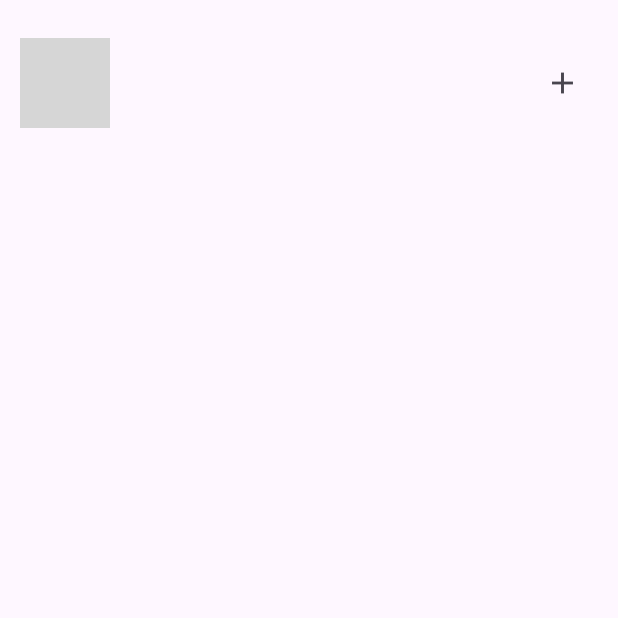
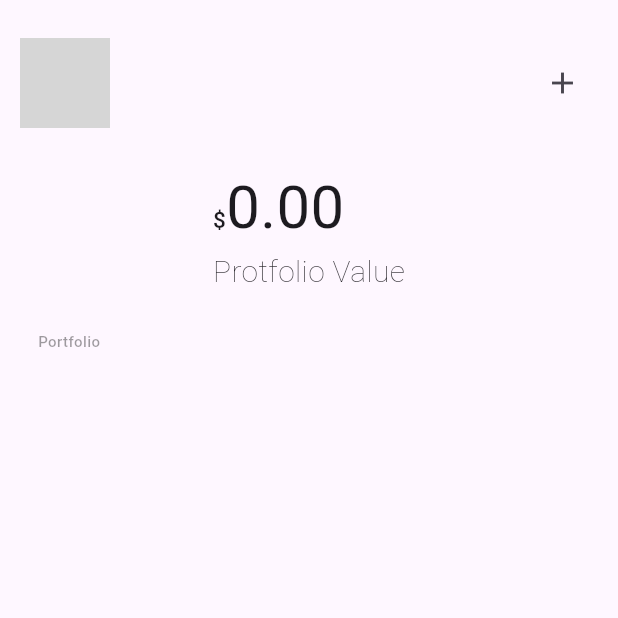
Before and after one commit to vortexyj/getxproject, a Flutter app: the screen it shows after launch, on a phone screen of 412 x 824 dp, the top half of it. Run offline on Flutter 3.47's test engine with Material 3 defaults, Android fonts, the phone set to English and light mode, and no system bars; our stand-ins replace dio, get; network calls fail; grey boxes are pictures that could not be loaded.

Commit message:
application done

```diff
--- a/lib/controller/assetscontroller.dart
+++ b/lib/controller/assetscontroller.dart
@@ -0,0 +1,54 @@
+
+import 'package:get/get.dart';
+import 'package:getxproject/models/api_response.dart';
+import 'package:getxproject/models/coin_data.dart';
+import 'package:getxproject/models/tracked_asset.dart';
+import 'package:getxproject/services/httpservices.dart';
+
+class AssetsController extends GetxController {
+  RxList<TrackedAsset> trackedAsset = <TrackedAsset>[].obs;
+  RxList<CoinData> coindata = <CoinData>[].obs;
+  RxBool isloading = false.obs;
+  @override
+  void onInit() {
+    super.onInit();
+    _getAssets();
+  }
+
+  Future<void> _getAssets() async {
+    isloading.value = true;
+    Httpservices httpservices = Get.find();
+    var responseData = await httpservices.get('currencies');
+    CurrenciesListAPIResponse currenciesListAPIResponse =
+        CurrenciesListAPIResponse.fromJson(responseData);
+    coindata.value = currenciesListAPIResponse.data ?? [];
+    isloading.value = false;
+  }
+
+  void addTrackedAssets(String name, double amount) {
+    trackedAsset.add(TrackedAsset(name: name, amount: amount));
+  }
+
+  double getProtofolioValue() {
+    if (coindata.isEmpty) {
+      return 0;
+    } else if (trackedAsset.isEmpty) {
+      return 0;
+    } else {
+      double value = 0;
+      for (TrackedAsset asset in trackedAsset) {
+        value += _getAssetsPrice(asset.name!) * asset.amount!;
+      }
+      return value;
+    }
+  }
+
+  double _getAssetsPrice(String name) {
+    CoinData? data = getCoinData(name);
+    return data?.values?.uSD?.price?.toDouble() ?? 0;
+  }
+
+  CoinData? getCoinData(String name) {
+    return coindata.firstWhereOrNull((e) => e.name == name);
+  }
+}
--- a/lib/controller/assistdialogcontroller.dart
+++ b/lib/controller/assistdialogcontroller.dart
@@ -2,7 +2,7 @@ import 'package:get/get.dart';
 import 'package:getxproject/models/api_response.dart';
 import 'package:getxproject/services/httpservices.dart';
 
-class AssistDialogController extends GetxController {
+class AssetsDialogController extends GetxController {
   RxBool loading = false.obs;
   RxList<String> assets = <String>[].obs;
   RxString selectedAsset = "BitCoins".obs;
--- a/lib/main.dart
+++ b/lib/main.dart
@@ -5,7 +5,7 @@ import 'package:getxproject/utils/routes.dart';
 
 void main() async {
   await registersevices();
-  await registerControllers();
+  await assetsController();
   runApp(const MyApp());
 }
 
--- a/lib/pages/buttomsheet.dart
+++ b/lib/pages/buttomsheet.dart
@@ -1,11 +1,12 @@
 import 'package:flutter/material.dart';
 import 'package:get/get.dart';
+import 'package:getxproject/controller/assetscontroller.dart';
 import 'package:getxproject/controller/assistdialogcontroller.dart';
 
 class ButtomSheet extends StatelessWidget {
   ButtomSheet({super.key});
   final controller = Get.put(
-    AssistDialogController(),
+    AssetsDialogController(),
   );
   // final AssistDialogController controller = Get.find(); // Use Get.find instead
 
@@ -59,6 +60,10 @@ class ButtomSheet extends StatelessWidget {
             ),
             MaterialButton(
               onPressed: () {
+                AssetsController assetsController = Get.find();
+                assetsController.addTrackedAssets(
+                    controller.selectedAsset.value,
+                    controller.assetsValue.value);
                 Get.back();
               },
               color: Colors.black,
--- a/lib/pages/homepage.dart
+++ b/lib/pages/homepage.dart
@@ -1,15 +1,23 @@
 import 'package:flutter/material.dart';
+import 'package:get/get.dart';
+import 'package:getxproject/controller/assetscontroller.dart';
+import 'package:getxproject/models/tracked_asset.dart';
 import 'package:getxproject/pages/buttomsheet.dart';
+import 'package:getxproject/pages/detailedpage.dart';
+import 'package:getxproject/utils/resgisterservices.dart';
 
 class HomePage extends StatelessWidget {
-  const HomePage({super.key});
+  HomePage({super.key});
+  AssetsController assetsController = Get.find();
 
   @override
   Widget build(BuildContext context) {
     return Scaffold(
         body: Padding(
       padding: const EdgeInsets.only(top: 25.0, right: 13, left: 13),
-      child: Row(
+      child: Column(
+        children: [
+          Row(
             mainAxisAlignment: MainAxisAlignment.spaceBetween,
             children: [
               Image.network(
@@ -25,9 +33,121 @@ class HomePage extends StatelessWidget {
                           return ButtomSheet();
                         });
                   },
-              icon: const Icon(Icons.add))
+                  icon: const Icon(Icons.add)),
+            ],
+          ),
+          buildUI(context),
         ],
       ),
     ));
   }
+
+  Widget buildUI(BuildContext context) {
+    return Obx(
+      () => SingleChildScrollView(
+        child: Column(
+          children: [
+            protfolioValue(context),
+            _trackedAssetsList(
+              context,
+            ),
+          ],
+        ),
+      ),
+    );
   }
+
+  Widget protfolioValue(BuildContext context) {
+    return Container(
+      width: MediaQuery.sizeOf(context).width,
+      margin: EdgeInsets.symmetric(
+        vertical: MediaQuery.sizeOf(context).height * 0.03,
+      ),
+      child: Center(
+        child: Text.rich(
+          TextSpan(
+            children: [
+              const TextSpan(
+                  text: '\$',
+                  style: TextStyle(fontSize: 15, fontWeight: FontWeight.w500)),
+              TextSpan(
+                  text:
+                      '${assetsController.getProtofolioValue().toStringAsFixed(2)}\n',
+                  style: const TextStyle(
+                      fontSize: 40, fontWeight: FontWeight.w400)),
+              const TextSpan(
+                  text: 'Protfolio Value',
+                  style: TextStyle(fontSize: 20, fontWeight: FontWeight.w200)),
+            ],
+          ),
+        ),
+      ),
+    );
+  }
+
+  Widget _trackedAssetsList(
+    BuildContext context,
+  ) {
+    return Padding(
+      padding: EdgeInsets.symmetric(
+        horizontal: MediaQuery.sizeOf(context).width * 0.03,
+      ),
+      child: Column(
+        mainAxisAlignment: MainAxisAlignment.start,
+        crossAxisAlignment: CrossAxisAlignment.start,
+        children: [
+          SizedBox(
+            height: MediaQuery.sizeOf(context).height * 0.05,
+            child: const Text(
+              "Portfolio",
+              style: TextStyle(
+                fontSize: 10,
+                color: Colors.black38,
+                fontWeight: FontWeight.w500,
+              ),
+            ),
+          ),
+          SizedBox(
+            height: MediaQuery.sizeOf(context).height * 0.65,
+            width: MediaQuery.sizeOf(context).width,
+            child: ListView.builder(
+              itemCount: assetsController.trackedAsset.length,
+              itemBuilder: (context, index) {
+                TrackedAsset trackedAsset =
+                    assetsController.trackedAsset[index];
+                return ListTile(
+                  leading: Image.network(
+                    getCryptoImageURL(trackedAsset.name!),
+                  ),
+                  title: Text(
+                    trackedAsset.name!,
+                  ),
+                  subtitle: Text(
+                      "USD: ${assetsController.getCoinData(trackedAsset.name!).toString()}"),
+                  trailing: Text(
+                    trackedAsset.amount.toString(),
+                    style: const TextStyle(
+                      fontSize: 15,
+                      fontWeight: FontWeight.bold,
+                      color: Colors.black,
+                    ),
+                  ),
+                  onTap: () {
+                    Get.to(
+                      () {
+                        return DetailsPage(
+                          coin:
+                              assetsController.getCoinData(trackedAsset.name!)!,
+                        );
+                      },
+                    );
+                  },
+                );
+              },
+            ),
+          ),
+        ],
+      ),
+    );
+  }
+}
--- a/lib/utils/routes.dart
+++ b/lib/utils/routes.dart
@@ -5,6 +5,6 @@ abstract class AppRouter {
   static const kHomeView = '/home';
 
   static final routes = [
-    GetPage(name: kHomeView, page: () => const HomePage()),
+    GetPage(name: kHomeView, page: () => HomePage()),
   ];
 }
```
Also changed, not shown: lib/pages/detailedpage.dart (added, +151 -0 lines), lib/utils/resgisterservices.dart (+7 -2 lines), pubspec.lock. Lines whose indentation alone changed are shown as unchanged.
